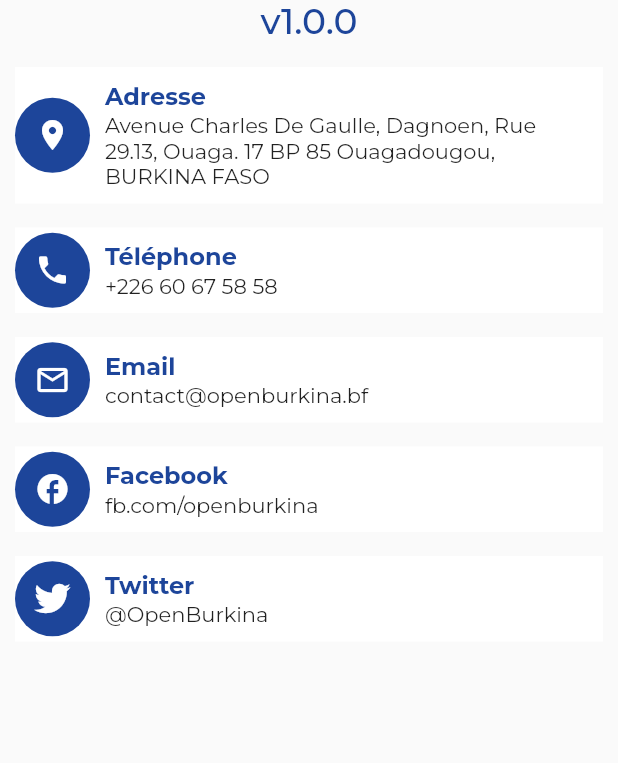
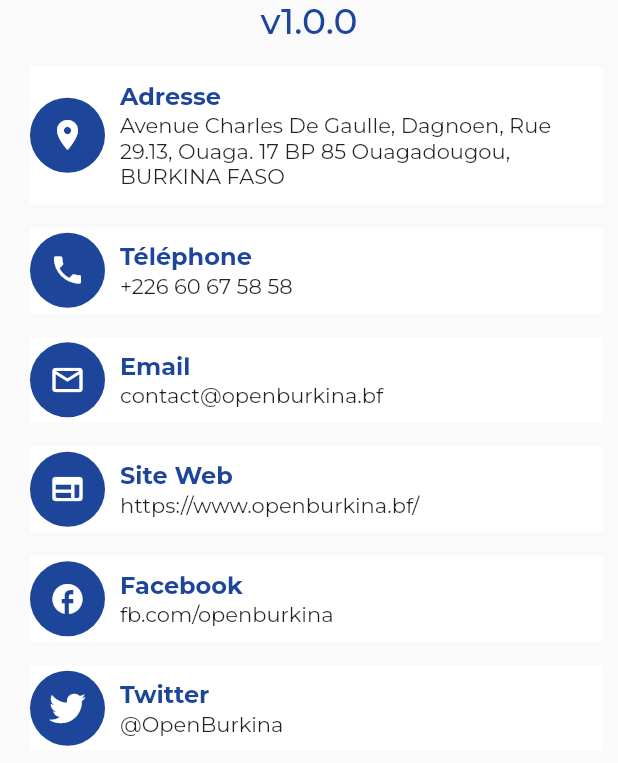
Before and after one commit to openburkina/langtech-moore, a Flutter app: the APropos screen opened directly, on a phone screen of 412 x 824 dp, the part 473-1236 px from its top. Run offline on Flutter 3.47's test engine with Material 2 defaults, Android fonts, the phone set to English and light mode, and no system bars; our stand-ins replace assets_audio_player, audioplayers, convex_bottom_bar, delayed_display, flutter_spinkit, fluttertoast and 5 more; missing offline and left inert: audio_waveforms, drop_down_list, flutter_sound; accounts and stored records are empty.

Commit message:
finish apropos

```diff
--- a/lib/pages/a_propos.dart
+++ b/lib/pages/a_propos.dart
@@ -70,6 +70,11 @@ class APropos extends StatelessWidget {
                 content: "contact@openburkina.bf",
               ),
               AProposInfos(
+                icon: Icons.web_rounded,
+                title: "Site Web",
+                content: "https://www.openburkina.bf/",
+              ),
+              AProposInfos(
                 icon: Icons.facebook_outlined,
                 title: "Facebook",
                 content: "fb.com/openburkina",
--- a/lib/widgets/apropos/AproposInfos.dart
+++ b/lib/widgets/apropos/AproposInfos.dart
@@ -16,9 +16,8 @@ class AProposInfos extends StatelessWidget {
   @override
   Widget build(BuildContext context) {
     return Container(
-      // height: 75,
       width: double.infinity,
-      margin: const EdgeInsets.fromLTRB(10, 16, 10, 0),
+      margin: const EdgeInsets.fromLTRB(20, 16, 10, 0),
       decoration: BoxDecoration(
         color: kWhite,
       ),
```
Also changed, not shown: lib/pages/loginPage/login_page.dart (+12 -0 lines).
